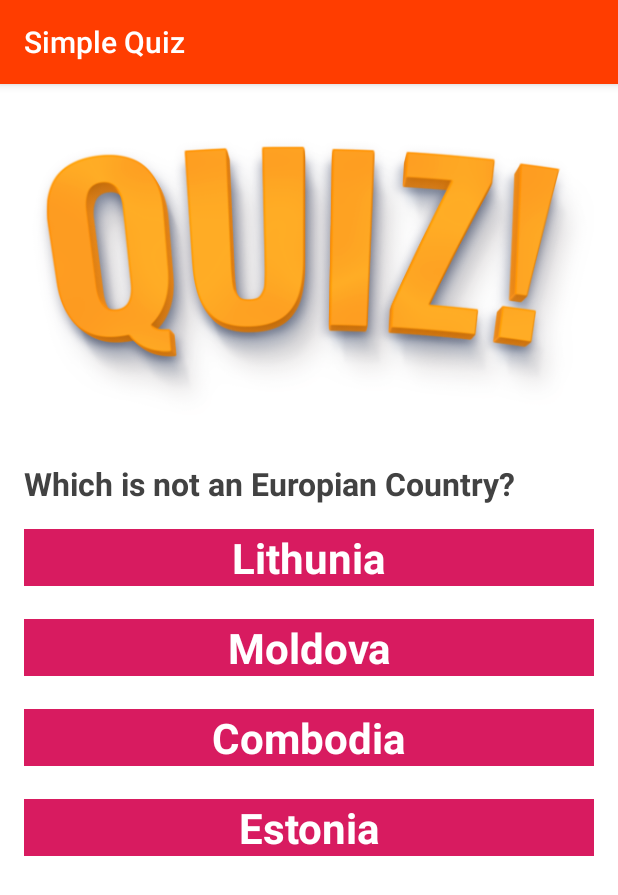
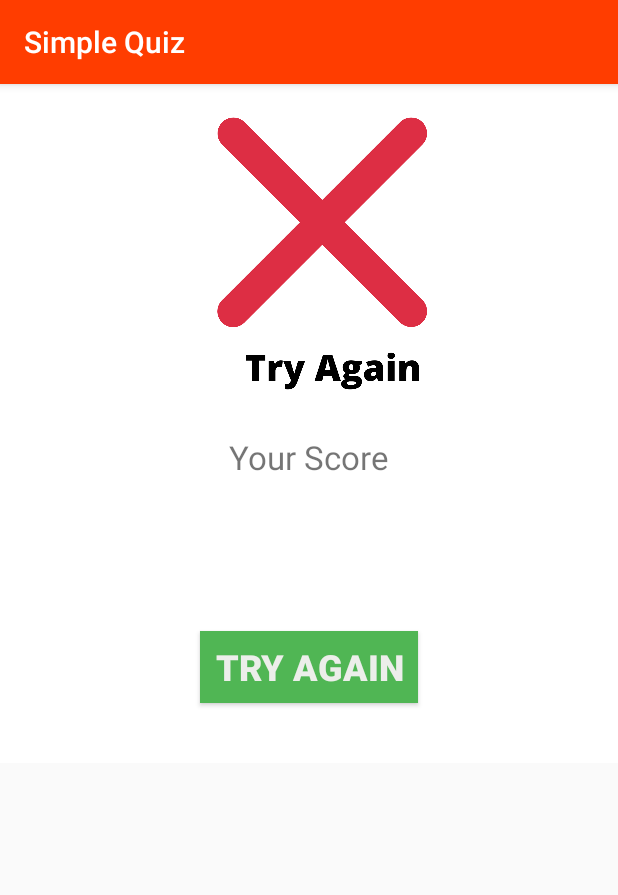
Before and after one commit to pastoral/Simple-Quiz, an Android app: the QuizFragment screen opened through its navigation route, after a tap on "Lithunia", on a phone screen of 412 x 824 dp. Shown: the top 895 px of the screen. Run offline under Robolectric (Android 15) with nearby library versions, the phone set to English and light mode, and no system bars; our stand-ins replace data binding; 3 other taps on this screen came first.

Commit message:
More Navigation - Pop to behaviour added

```diff
--- a/app/src/main/java/com/example/simplequiz/QuizFragment.kt
+++ b/app/src/main/java/com/example/simplequiz/QuizFragment.kt
@@ -10,6 +10,7 @@ import android.view.ViewGroup
 import android.widget.TextView
 import android.widget.Toast
 import androidx.databinding.DataBindingUtil
+import androidx.navigation.Navigation
 import com.example.simplequiz.databinding.FragmentQuizGameBinding
 import kotlinx.android.synthetic.main.fragment_quiz_game.*
 
@@ -112,12 +113,12 @@ class QuizFragment : Fragment() {
 
     private fun getScore(){
         if(score>=2){
-            Toast.makeText(activity,"WIN",Toast.LENGTH_SHORT).show()
+
+            Navigation.findNavController(view!!).navigate(R.id.action_quizFragment3_to_quizWonFragment)
         }
         else{
-            Toast.makeText(activity,"LOOSE",Toast.LENGTH_SHORT).show()
+            Navigation.findNavController(view!!).navigate(R.id.action_quizFragment3_to_quizLostFragment)
         }
     }
 
-
 }
--- /dev/null
+++ b/app/src/main/java/com/example/simplequiz/QuizLostFragment.kt
@@ -0,0 +1,31 @@
+package com.example.simplequiz
+
+
+import android.os.Bundle
+import androidx.fragment.app.Fragment
+import android.view.LayoutInflater
+import android.view.View
+import android.view.ViewGroup
+import android.widget.TextView
+import androidx.databinding.DataBindingUtil
+import androidx.navigation.Navigation
+import com.example.simplequiz.databinding.FragmentCorrectAnswerBinding
+import com.example.simplequiz.databinding.FragmentWrongAnswerBinding
+
+/**
+ * A simple [Fragment] subclass.
+ */
+class QuizLostFragment : Fragment() {
+
+    lateinit var binding: FragmentWrongAnswerBinding
+    override fun onCreateView(
+        inflater: LayoutInflater, container: ViewGroup?,
+        savedInstanceState: Bundle?
+    ): View? {
+        binding = DataBindingUtil.inflate(inflater,R.layout.fragment_wrong_answer,container,false)
+        binding.btnTryAgain.setOnClickListener {
+            Navigation.findNavController(it).navigate(R.id.action_quizLostFragment_to_titleFragment)
+        }
+        return binding.root
+        }
+    }
--- /dev/null
+++ b/app/src/main/java/com/example/simplequiz/QuizWonFragment.kt
@@ -0,0 +1,31 @@
+package com.example.simplequiz
+
+
+import android.os.Bundle
+import androidx.fragment.app.Fragment
+import android.view.LayoutInflater
+import android.view.View
+import android.view.ViewGroup
+import android.widget.TextView
+import androidx.databinding.DataBindingUtil
+import androidx.navigation.Navigation
+import com.example.simplequiz.databinding.FragmentCorrectAnswerBinding
+
+/**
+ * A simple [Fragment] subclass.
+ */
+class QuizWonFragment : Fragment() {
+    lateinit var binding:FragmentCorrectAnswerBinding
+    override fun onCreateView(
+        inflater: LayoutInflater, container: ViewGroup?,
+        savedInstanceState: Bundle?
+    ): View? {
+        binding = DataBindingUtil.inflate(inflater,R.layout.fragment_correct_answer,container,false)
+        binding.btnPlayNext.setOnClickListener {
+            Navigation.findNavController(it).navigate(R.id.action_quizWonFragment_to_titleFragment)
+        }
+        return binding.root
+    }
+
+
+}
--- a/app/src/main/res/navigation/app_navigation.xml
+++ b/app/src/main/res/navigation/app_navigation.xml
@@ -14,5 +14,34 @@
     <fragment
         android:id="@+id/quizFragment3"
         android:name="com.example.simplequiz.QuizFragment"
-        android:label="QuizFragment" />
+        android:label="QuizFragment" >
+        <action
+            android:id="@+id/action_quizFragment3_to_quizWonFragment"
+            app:destination="@id/quizWonFragment"
+            app:popUpTo="@+id/quizFragment3"
+            app:popUpToInclusive="true" />
+        <action
+            android:id="@+id/action_quizFragment3_to_quizLostFragment"
+            app:destination="@id/quizLostFragment"
+            app:popUpTo="@+id/quizFragment3"
+            app:popUpToInclusive="true" />
+    </fragment>
+    <fragment
+        android:id="@+id/quizWonFragment"
+        android:name="com.example.simplequiz.QuizWonFragment"
+        android:label="Won Quiz" >
+        <action
+            android:id="@+id/action_quizWonFragment_to_titleFragment"
+            app:destination="@id/titleFragment"
+            app:popUpTo="@+id/titleFragment" />
+    </fragment>
+    <fragment
+        android:id="@+id/quizLostFragment"
+        android:name="com.example.simplequiz.QuizLostFragment"
+        android:label="Lost Quiz" >
+        <action
+            android:id="@+id/action_quizLostFragment_to_titleFragment"
+            app:destination="@id/titleFragment"
+            app:popUpTo="@+id/titleFragment" />
+    </fragment>
 </navigation>
```
